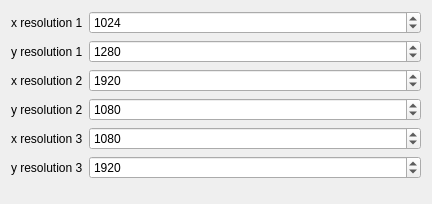
This is ambilight-gui/triplescreenconfigpage.ui in enra64/PalliLux as Qt 5 draws it before an edit. The edited form follows.
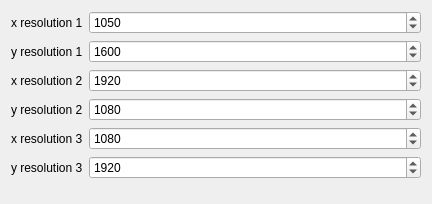
This is the edited form.

```diff
--- a/ambilight-gui/triplescreenconfigpage.ui
+++ b/ambilight-gui/triplescreenconfigpage.ui
@@ -27,7 +27,7 @@
       <number>100000</number>
      </property>
      <property name="value">
-      <number>1024</number>
+      <number>1050</number>
      </property>
     </widget>
    </item>
@@ -72,7 +72,7 @@
       <number>1000000</number>
      </property>
      <property name="value">
-      <number>1280</number>
+      <number>1600</number>
      </property>
     </widget>
    </item>
```
